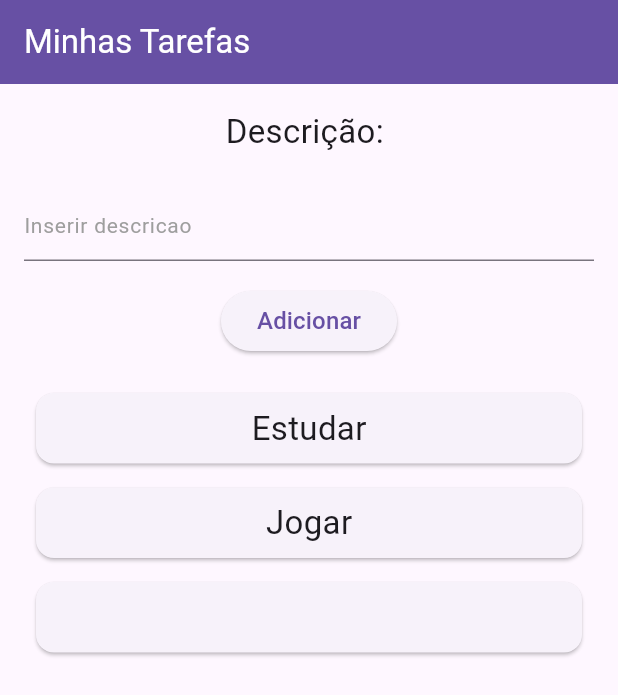
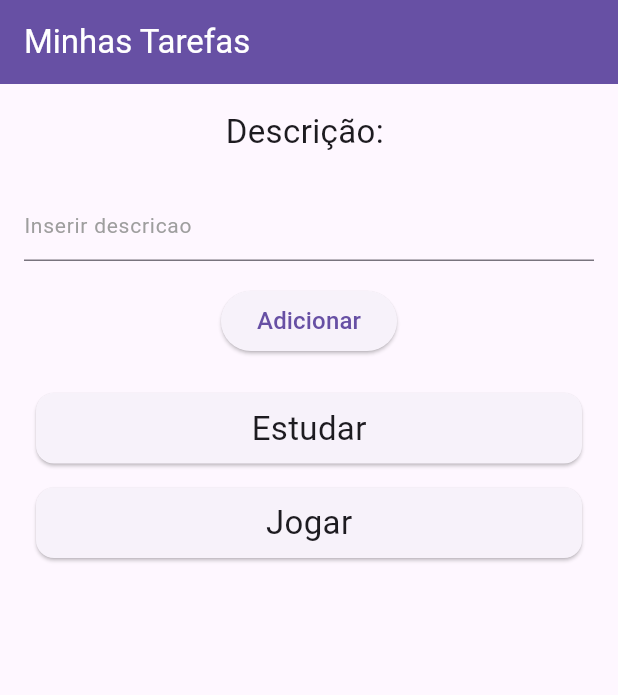
Before and after one commit to mariamandafm/DIM0524-DDM-20242-fork, a Flutter app: the screen it shows after launch, after a tap on "Adicionar", on a phone screen of 412 x 824 dp. Shown: the top 695 px of the screen. Run offline on Flutter 3.47's test engine with Material 3 defaults, Android fonts, the phone set to English and light mode, and no system bars.

Commit message:
widgets dividios comunicacao pai e filho

```diff
--- a/f04_todo_list/lib/TodoApp.dart
+++ b/f04_todo_list/lib/TodoApp.dart
@@ -1,6 +1,8 @@
 import 'dart:math';
 
 import 'package:f04_todo_list/model/Tarefa.dart';
+import 'package:f04_todo_list/widgets/TodoForm.dart';
+import 'package:f04_todo_list/widgets/TodoList.dart';
 import 'package:flutter/material.dart';
 
 class TodoApp extends StatefulWidget {
@@ -22,16 +24,14 @@ class _TodoAppState extends State<TodoApp> {
         dataTarefa: DateTime.now())
   ];
 
-  TextEditingController _descricaoController = TextEditingController();
 
-  void _addTarefa() {
-    print(_descricaoController.text);
 
-    String _tarefaDescricao = _descricaoController.text;
+  void _addTarefa(String descricaoTarefa) {
+
 
     Tarefa _novaTarefa = Tarefa(
       id: Random().nextInt(9999).toString(),
-      descricao: _tarefaDescricao,
+      descricao: descricaoTarefa,
       dataTarefa: DateTime.now(),
     );
 
@@ -54,61 +54,8 @@ class _TodoAppState extends State<TodoApp> {
         padding: const EdgeInsets.all(16.0),
         child: Column(
           children: <Widget>[
-            Container(
-              child: Column(
-                children: [
-                  Text(
-                    "Descrição: ",
-                    style: Theme.of(context).textTheme.bodyMedium,
-                  ),
-                  SizedBox(
-                    height: 16,
-                  ),
-                  TextField(
-                    controller: _descricaoController,
-                    decoration: InputDecoration(
-                      hintText: "Inserir descricao",
-                      hintStyle: TextStyle(
-                        fontSize: 14,
-                        color: Colors.grey,
-                      ),
-                    ),
-                  ),
-                  SizedBox(
-                    height: 16,
-                  ),
-                  ElevatedButton(
-                    onPressed: _addTarefa,
-                    child: Text("Adicionar", style: TextStyle(fontSize: 16)),
-                  ),
-                  SizedBox(
-                    height: 16,
-                  ),
-                ],
-              ),
-            ),
-            Container(
-              height: 300,
-              child: ListView.builder(
-                  itemCount: _listaTarefas.length,
-                  itemBuilder: (context, index) {
-                    return Card(
-                      margin: EdgeInsets.all(8),
-                      child: Padding(
-                        padding: const EdgeInsets.all(8.0),
-                        child: Row(
-                          mainAxisAlignment: MainAxisAlignment.center,
-                          children: [
-                            Text(
-                              _listaTarefas.elementAt(index).descricao,
-                              style: Theme.of(context).textTheme.bodyMedium,
-                            ),
-                          ],
-                        ),
-                      ),
-                    );
-                  }),
-            )
+            TodoForm(onSubmit: _addTarefa),
+            TodoList(listaTarefas: _listaTarefas)
           ],
         ),
       ),
--- /dev/null
+++ b/f04_todo_list/lib/widgets/TodoForm.dart
@@ -0,0 +1,66 @@
+import 'package:flutter/material.dart';
+
+class TodoForm extends StatefulWidget {
+
+  final void Function(String) onSubmit;
+
+  const TodoForm({
+    super.key,
+    required this.onSubmit,});
+
+  @override
+  State<TodoForm> createState() => _TodoFormState();
+}
+
+class _TodoFormState extends State<TodoForm> {
+
+  TextEditingController _descricaoController = TextEditingController();
+
+    void _submitForm(){
+
+      String _descricaoTarefa = _descricaoController.text;
+
+      if(_descricaoTarefa.isEmpty){
+        return;
+      }
+
+      widget.onSubmit(_descricaoTarefa);
+    }
+
+  @override
+  Widget build(BuildContext context) {
+    return Container(
+              child: Column(
+                children: [
+                  Text(
+                    "Descrição: ",
+                    style: Theme.of(context).textTheme.bodyMedium,
+                  ),
+                  SizedBox(
+                    height: 16,
+                  ),
+                  TextField(
+                    controller: _descricaoController,
+                    decoration: InputDecoration(
+                      hintText: "Inserir descricao",
+                      hintStyle: TextStyle(
+                        fontSize: 14,
+                        color: Colors.grey,
+                      ),
+                    ),
+                  ),
+                  SizedBox(
+                    height: 16,
+                  ),
+                  ElevatedButton(
+                    onPressed: _submitForm,
+                    child: Text("Adicionar", style: TextStyle(fontSize: 16)),
+                  ),
+                  SizedBox(
+                    height: 16,
+                  ),
+                ],
+              ),
+            );
+  }
+}
--- /dev/null
+++ b/f04_todo_list/lib/widgets/TodoList.dart
@@ -0,0 +1,37 @@
+import 'package:f04_todo_list/model/Tarefa.dart';
+import 'package:flutter/material.dart';
+
+class TodoList extends StatelessWidget {
+  const TodoList({
+    super.key,
+    required List<Tarefa> listaTarefas,
+  }) : _listaTarefas = listaTarefas;
+
+  final List<Tarefa> _listaTarefas;
+
+  @override
+  Widget build(BuildContext context) {
+    return Container(
+      height: 300,
+      child: ListView.builder(
+          itemCount: _listaTarefas.length,
+          itemBuilder: (context, index) {
+            return Card(
+              margin: EdgeInsets.all(8),
+              child: Padding(
+                padding: const EdgeInsets.all(8.0),
+                child: Row(
+                  mainAxisAlignment: MainAxisAlignment.center,
+                  children: [
+                    Text(
+                      _listaTarefas.elementAt(index).descricao,
+                      style: Theme.of(context).textTheme.bodyMedium,
+                    ),
+                  ],
+                ),
+              ),
+            );
+          }),
+    );
+  }
+}
```
